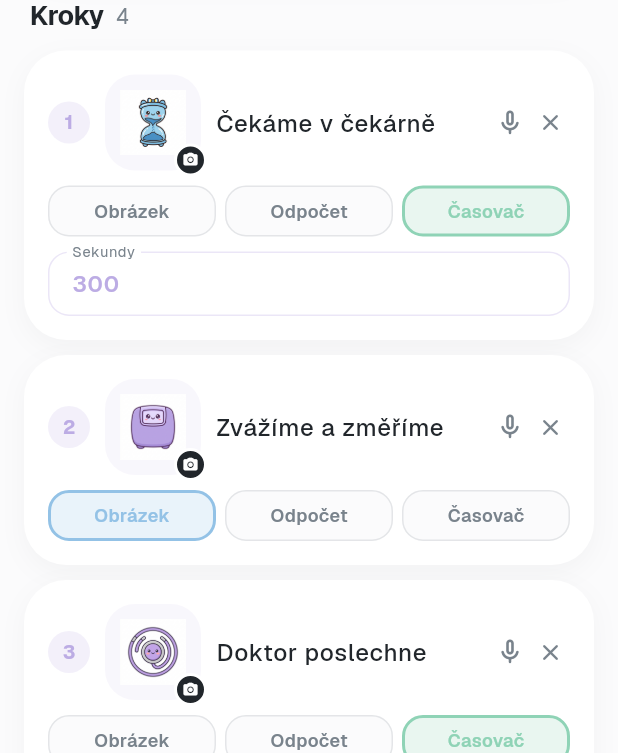
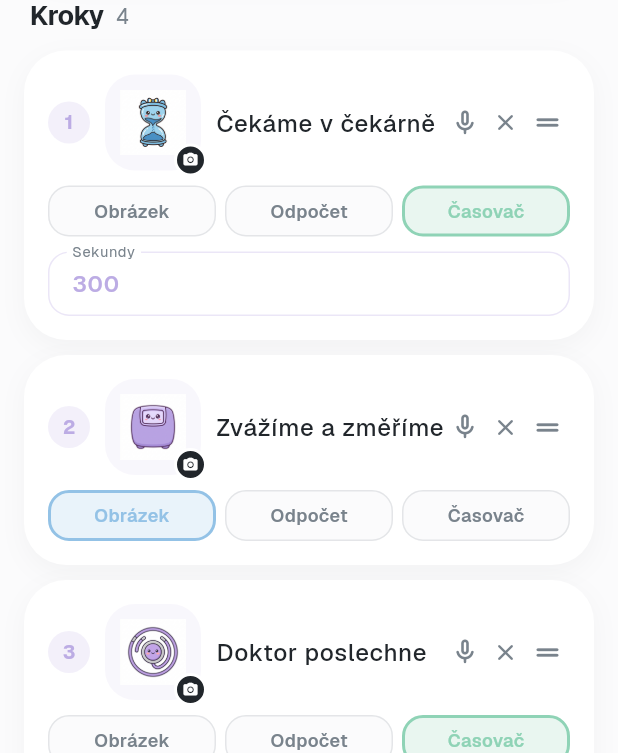
Before and after one commit to Panbaron1/spectroom, a Flutter app: the BuilderScreen screen opened directly with sample values from the repository, after a tap on the "close" icon, on a phone screen of 412 x 824 dp. Shown: the part 470-1223 px from the top of the screen. Run offline on Flutter 3.47's test engine with Material 3 defaults, Android fonts, the phone set to English and light mode, and no system bars; our stand-ins replace audioplayers, flutter_svg, image_picker, shared_preferences; missing offline and left inert: record; accounts and stored records are empty.

Commit message:
Add explicit drag handle to step editor for reordering

```diff
--- a/lib/screens/builder_screen.dart
+++ b/lib/screens/builder_screen.dart
@@ -234,6 +234,7 @@ class _BuilderScreenState extends State<BuilderScreen> {
           ReorderableListView.builder(
             shrinkWrap: true,
             physics: const NeverScrollableScrollPhysics(),
+            buildDefaultDragHandles: false,
             itemCount: _steps.length,
             onReorderItem: (oldIndex, newIndex) {
               setState(() {
@@ -504,6 +505,14 @@ class _StepEditor extends StatelessWidget {
                           size: 18, color: Spectrum.inkSoft),
                     ),
                   ),
+                ReorderableDragStartListener(
+                  index: index,
+                  child: const Padding(
+                    padding: EdgeInsets.all(4),
+                    child: Icon(Icons.drag_handle_rounded,
+                        size: 22, color: Spectrum.inkSoft),
+                  ),
+                ),
               ],
             ),
             const SizedBox(height: Gap.sm),
```
